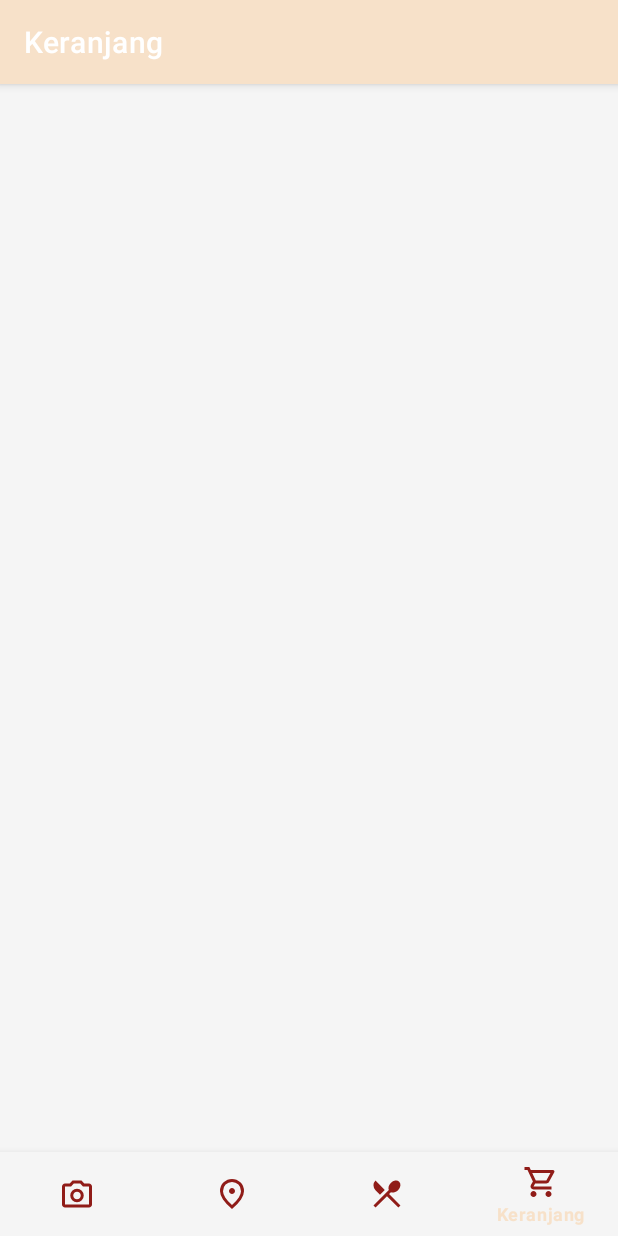
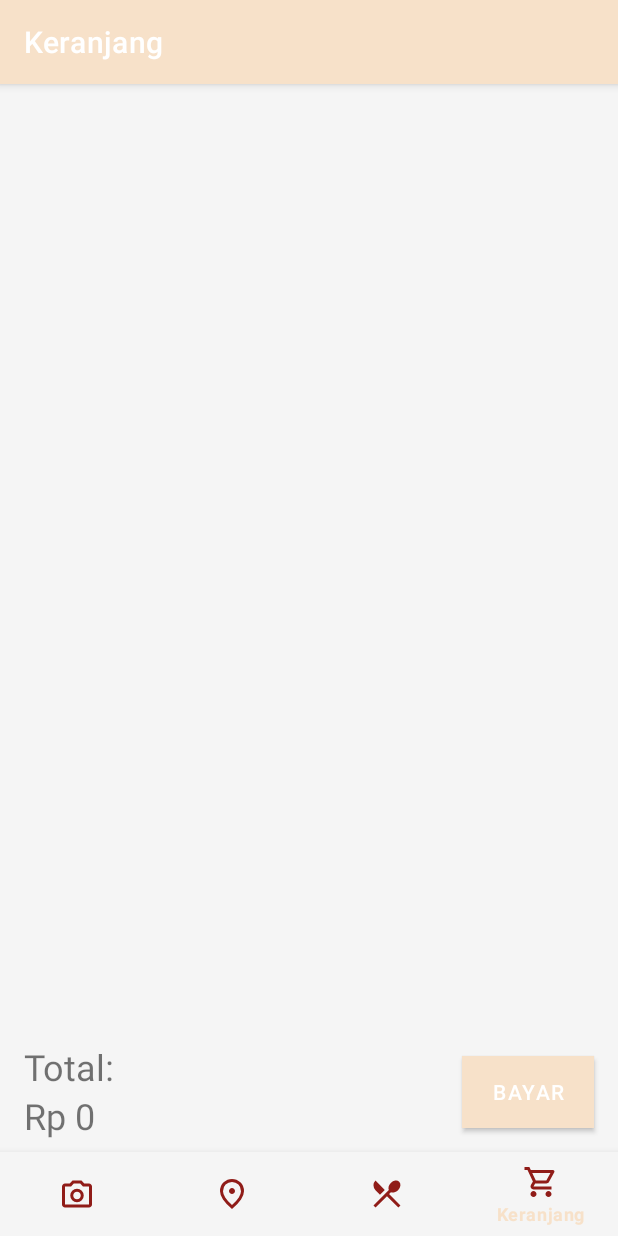
Before and after one commit to IloveNooodles/Majika, an Android app: the KeranjangFragment screen opened through its navigation route, on a phone screen of 412 x 824 dp. Run offline under Robolectric (Android 15) with nearby library versions, the phone set to English and light mode, and no system bars; our stand-ins replace navigation-ui; 2 statements that could not run were skipped.

Commit message:
feat: adding layout for keranjang

```diff
--- /dev/null
+++ b/app/src/main/java/com/dba/majika/ui/pembayaran/PembayaranFragment.kt
@@ -0,0 +1,4 @@
+package com.dba.majika.ui.pembayaran
+
+class PembayaranFragment {
+}
--- /dev/null
+++ b/app/src/main/res/drawable/ic_check_circle_24.xml
@@ -0,0 +1,5 @@
+<vector android:height="24dp" android:tint="#74F74C"
+    android:viewportHeight="24" android:viewportWidth="24"
+    android:width="24dp" xmlns:android="http://schemas.android.com/apk/res/android">
+    <path android:fillColor="@android:color/white" android:pathData="M12,2C6.48,2 2,6.48 2,12s4.48,10 10,10 10,-4.48 10,-10S17.52,2 12,2zM10,17l-5,-5 1.41,-1.41L10,14.17l7.59,-7.59L19,8l-9,9z"/>
+</vector>
--- a/app/src/main/res/layout/fragment_keranjang.xml
+++ b/app/src/main/res/layout/fragment_keranjang.xml
@@ -11,8 +11,46 @@
     <androidx.recyclerview.widget.RecyclerView
         android:id="@+id/keranjang_recycler_view"
         android:layout_width="match_parent"
-        android:layout_height="match_parent"
+        android:layout_height="@dimen/dp_zero"
         android:scrollbars="vertical"
-        app:layoutManager="LinearLayoutManager" />
+        app:layoutManager="LinearLayoutManager"
+        app:layout_constraintBottom_toTopOf="@id/keranjang_total"
+        app:layout_constraintTop_toTopOf="parent" />
+
+
+    <TextView
+        android:id="@+id/keranjang_total"
+        android:layout_width="wrap_content"
+        android:layout_height="wrap_content"
+        android:layout_marginLeft="@dimen/dp_normal"
+        android:text="@string/total"
+        android:textSize="@dimen/font_title"
+        app:layout_constraintBottom_toBottomOf="parent"
+        app:layout_constraintBottom_toTopOf="@id/keranjang_harga"
+        app:layout_constraintStart_toStartOf="parent" />
+
+    <TextView
+        android:id="@+id/keranjang_harga"
+        android:layout_width="wrap_content"
+        android:layout_height="wrap_content"
+        android:layout_marginLeft="@dimen/dp_normal"
+        android:layout_marginBottom="@dimen/dp_small"
+        android:text="@string/payment_placeholder"
+        android:textSize="@dimen/font_title"
+        app:layout_constraintBottom_toBottomOf="parent"
+        app:layout_constraintStart_toStartOf="parent" />
+
+    <Button
+        android:layout_width="wrap_content"
+        android:layout_height="wrap_content"
+        android:layout_marginEnd="16dp"
+        android:layout_marginBottom="@dimen/dp_normal"
+        android:background="@color/secondary"
+        android:backgroundTint="@color/secondary"
+        android:text="@string/bayar"
+        android:textColor="@color/white"
+        app:layout_constraintBottom_toBottomOf="parent"
+        app:layout_constraintEnd_toEndOf="parent" />
+
 
 </androidx.constraintlayout.widget.ConstraintLayout>
--- a/app/src/main/res/values/dimens.xml
+++ b/app/src/main/res/values/dimens.xml
@@ -2,4 +2,12 @@
     <!-- Default screen margins, per the Android Design guidelines. -->
     <dimen name="activity_horizontal_margin">16dp</dimen>
     <dimen name="activity_vertical_margin">16dp</dimen>
+    <dimen name="dp_normal">16dp</dimen>
+    <dimen name="dp_small">8dp</dimen>
+    <dimen name="dp_zero">0dp</dimen>
+    <dimen name="dp_card">48dp</dimen>
+
+    <!-- fontsize. -->
+    <dimen name="font_title">24sp</dimen>
+    <dimen name="font_subtitle">16sp</dimen>
 </resources>
--- a/app/src/main/res/values/strings.xml
+++ b/app/src/main/res/values/strings.xml
@@ -4,6 +4,7 @@
     <string name="title_restaurant">Restaurant</string>
     <string name="title_menu">Menu</string>
     <string name="title_keranjang">Keranjang</string>
+    <string name="title_pembayaran">Pembayaran</string>
     <string name="maps">Maps</string>
     <string name="placeholder">Placeholder</string>
     <string name="menu_food_header">Food</string>
@@ -11,6 +12,16 @@
     <string name="plus">+</string>
     <string name="minus">-</string>
     <string name="zero">0</string>
-    <string name="jumlah">Jumlah: </string>
+    <string name="jumlah">Jumlah</string>
     <string name="photo">Take Photo</string>
+    <string name="total">Total: </string>
+    <string name="bayar">Bayar</string>
+    <string name="scan">Scan</string>
+    <string name="payment_success">Berhasil</string>
+    <string name="payment_failed">Gagal</string>
+    <string name="payment_not_payed">Belum dibayar</string>
+    <string name="payment_payed">Sudah dibayar</string>
+    <string name="payment_placeholder">Rp 0</string>
+    <!-- TODO: Remove or change this placeholder text -->
+    <string name="hello_blank_fragment">Hello blank fragment</string>
 </resources>
```
Also changed, not shown: app/src/main/res/drawable/ic_decline.xml (added, +30 -0 lines), app/src/main/res/drawable/ic_qr_scan.xml (added, +10 -0 lines), app/src/main/res/layout-sw600dp/fragment_pembayaran.xml (added, +72 -0 lines), app/src/main/res/layout/fragment_pembayaran.xml (added, +82 -0 lines).
